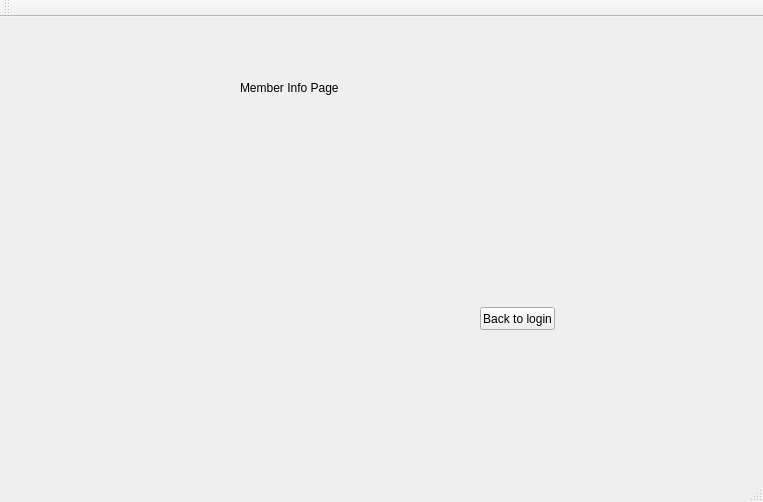
Qt form Forms/mainwindow.ui (TheSoullessOne/Group-Project-1) before a commit.
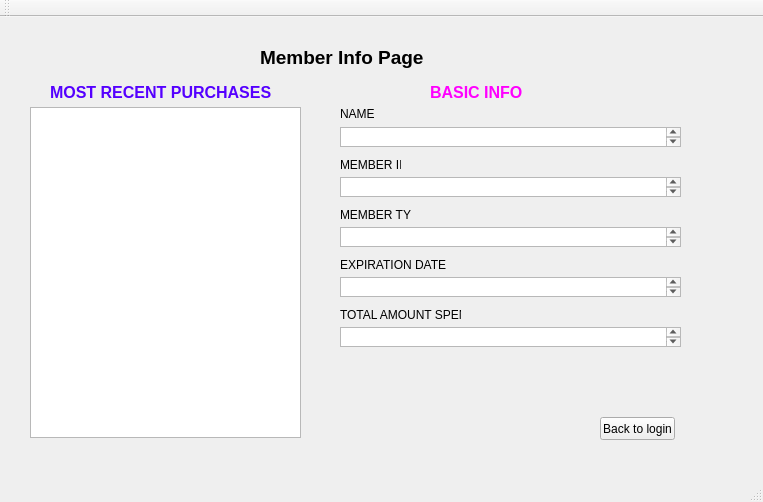
The same form after that commit. The open tabs and pages were chosen to show the change.

Commit message: remaking all the stuff that got deleted...

```diff
--- a/Forms/mainwindow.ui
+++ b/Forms/mainwindow.ui
@@ -17,9 +17,9 @@
    <widget class="QStackedWidget" name="pages">
     <property name="geometry">
      <rect>
-      <x>0</x>
+      <x>20</x>
       <y>10</y>
-      <width>661</width>
+      <width>691</width>
       <height>421</height>
      </rect>
     </property>
@@ -710,26 +710,177 @@
       <property name="geometry">
        <rect>
         <x>240</x>
-        <y>40</y>
-        <width>161</width>
+        <y>10</y>
+        <width>181</width>
         <height>41</height>
        </rect>
       </property>
       <property name="text">
-       <string>Member Info Page</string>
+       <string>&lt;html&gt;&lt;head/&gt;&lt;body&gt;&lt;p&gt;&lt;span style=&quot; font-size:14pt; font-weight:600; color:#000000;&quot;&gt;Member Info Page&lt;/span&gt;&lt;/p&gt;&lt;/body&gt;&lt;/html&gt;</string>
       </property>
      </widget>
      <widget class="QPushButton" name="Member_info_back_button">
       <property name="geometry">
        <rect>
-        <x>480</x>
+        <x>580</x>
+        <y>390</y>
+        <width>75</width>
+        <height>23</height>
+       </rect>
+      </property>
+      <property name="text">
+       <string>Back to login</string>
+      </property>
+     </widget>
+     <widget class="QLabel" name="MemberInfoPageLabel_2">
+      <property name="geometry">
+       <rect>
+        <x>30</x>
+        <y>30</y>
+        <width>231</width>
+        <height>71</height>
+       </rect>
+      </property>
+      <property name="text">
+       <string>&lt;html&gt;&lt;head/&gt;&lt;body&gt;&lt;p&gt;&lt;span style=&quot; font-size:12pt; font-weight:600; color:#5500ff;&quot;&gt;MOST RECENT PURCHASES&lt;/span&gt;&lt;/p&gt;&lt;/body&gt;&lt;/html&gt;</string>
+      </property>
+     </widget>
+     <widget class="QLabel" name="MemberInfoPageLabel_3">
+      <property name="geometry">
+       <rect>
+        <x>410</x>
+        <y>50</y>
+        <width>101</width>
+        <height>31</height>
+       </rect>
+      </property>
+      <property name="text">
+       <string>&lt;html&gt;&lt;head/&gt;&lt;body&gt;&lt;p&gt;&lt;span style=&quot; font-size:12pt; font-weight:600; color:#ff00ff;&quot;&gt;BASIC INFO&lt;/span&gt;&lt;/p&gt;&lt;/body&gt;&lt;/html&gt;</string>
+      </property>
+     </widget>
+     <widget class="QTextBrowser" name="textBrowser">
+      <property name="geometry">
+       <rect>
+        <x>10</x>
+        <y>80</y>
+        <width>271</width>
+        <height>331</height>
+       </rect>
+      </property>
+     </widget>
+     <widget class="QTextBrowser" name="textBrowser_7">
+      <property name="geometry">
+       <rect>
+        <x>320</x>
+        <y>100</y>
+        <width>341</width>
+        <height>20</height>
+       </rect>
+      </property>
+     </widget>
+     <widget class="QTextBrowser" name="textBrowser_8">
+      <property name="geometry">
+       <rect>
+        <x>320</x>
+        <y>250</y>
+        <width>341</width>
+        <height>20</height>
+       </rect>
+      </property>
+     </widget>
+     <widget class="QLabel" name="label_8">
+      <property name="geometry">
+       <rect>
+        <x>320</x>
+        <y>80</y>
+        <width>47</width>
+        <height>13</height>
+       </rect>
+      </property>
+      <property name="text">
+       <string>NAME</string>
+      </property>
+     </widget>
+     <widget class="QLabel" name="label_9">
+      <property name="geometry">
+       <rect>
+        <x>320</x>
+        <y>180</y>
+        <width>71</width>
+        <height>16</height>
+       </rect>
+      </property>
+      <property name="text">
+       <string>MEMBER TYPE</string>
+      </property>
+     </widget>
+     <widget class="QLabel" name="label_10">
+      <property name="geometry">
+       <rect>
+        <x>320</x>
+        <y>130</y>
+        <width>61</width>
+        <height>16</height>
+       </rect>
+      </property>
+      <property name="text">
+       <string>MEMBER ID</string>
+      </property>
+     </widget>
+     <widget class="QTextBrowser" name="textBrowser_9">
+      <property name="geometry">
+       <rect>
+        <x>320</x>
+        <y>200</y>
+        <width>341</width>
+        <height>20</height>
+       </rect>
+      </property>
+     </widget>
+     <widget class="QTextBrowser" name="textBrowser_10">
+      <property name="geometry">
+       <rect>
+        <x>320</x>
+        <y>300</y>
+        <width>341</width>
+        <height>20</height>
+       </rect>
+      </property>
+     </widget>
+     <widget class="QLabel" name="label_11">
+      <property name="geometry">
+       <rect>
+        <x>320</x>
         <y>280</y>
-        <width>75</width>
-        <height>23</height>
+        <width>121</width>
+        <height>16</height>
        </rect>
       </property>
       <property name="text">
-       <string>Back to login</string>
+       <string>TOTAL AMOUNT SPENT</string>
+      </property>
+     </widget>
+     <widget class="QTextBrowser" name="textBrowser_11">
+      <property name="geometry">
+       <rect>
+        <x>320</x>
+        <y>150</y>
+        <width>341</width>
+        <height>20</height>
+       </rect>
+      </property>
+     </widget>
+     <widget class="QLabel" name="label_12">
+      <property name="geometry">
+       <rect>
+        <x>320</x>
+        <y>230</y>
+        <width>111</width>
+        <height>16</height>
+       </rect>
+      </property>
+      <property name="text">
+       <string>EXPIRATION DATE</string>
       </property>
      </widget>
     </widget>
```
Left out of the diff: 39 changed lines with no effect on the pictures. The commit also changes 2 other files.
